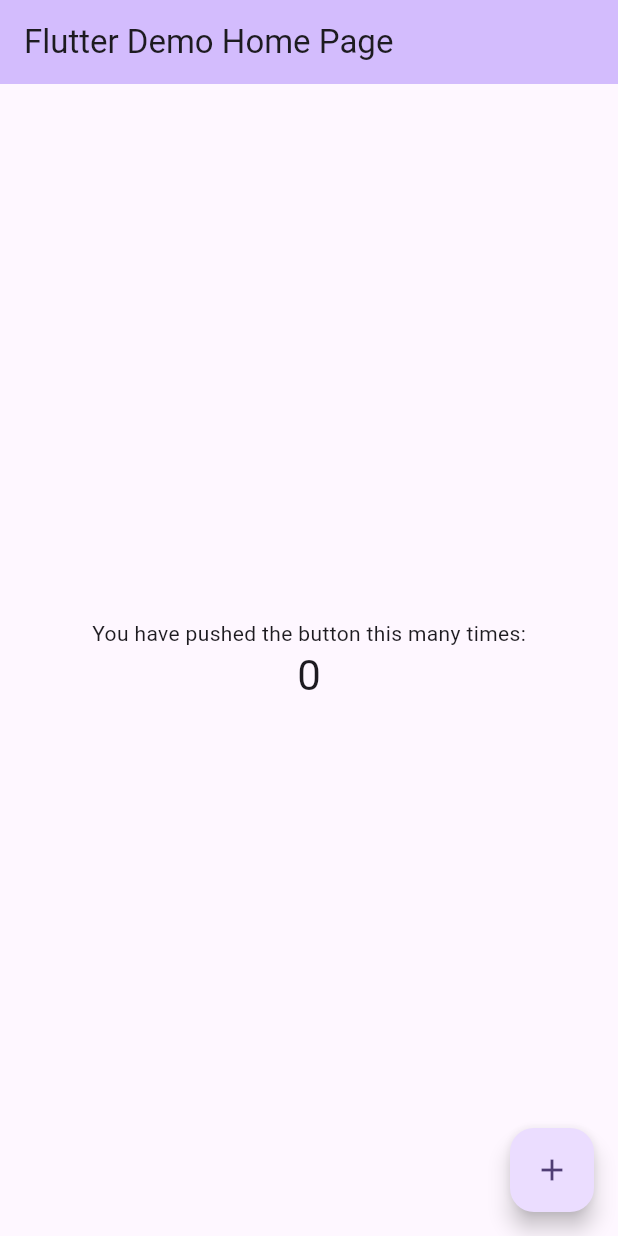
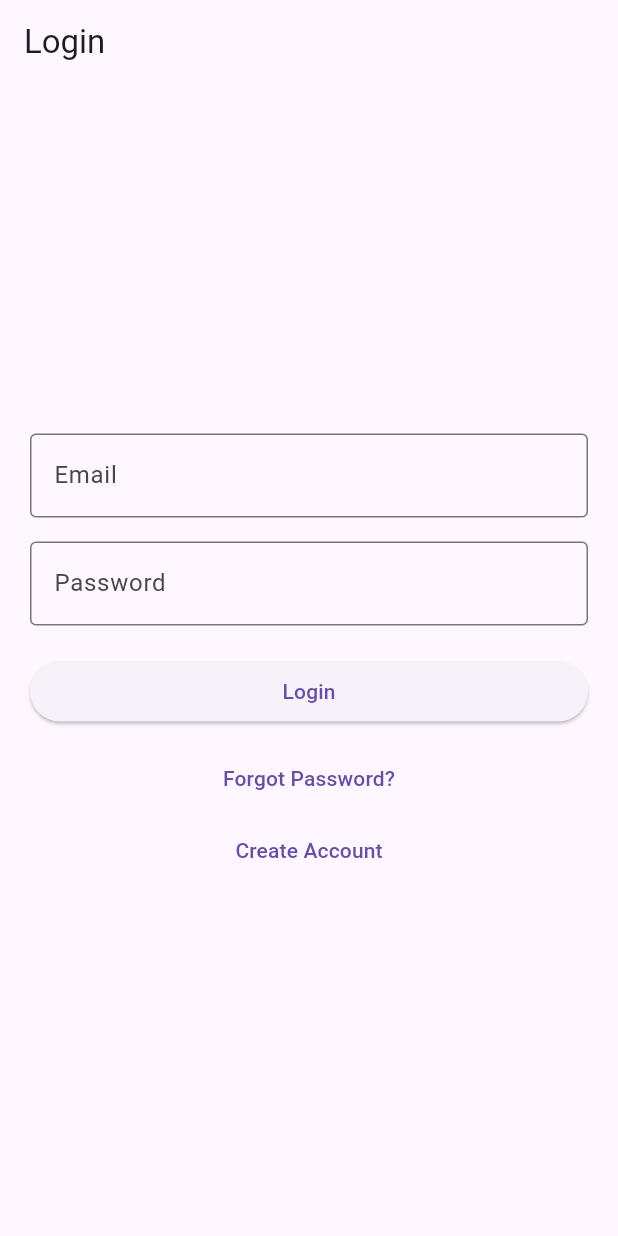
Before and after one commit to alasirimaya/gradproj, a Flutter app: the screen it shows after launch, on a phone screen of 412 x 824 dp. Run offline on Flutter 3.47's test engine with Material 3 defaults, Android fonts, the light colour scheme and no system bars; our stand-ins replace flutter_secure_storage.

Commit message:
Authentication module completed: login, register, secure token storage, auth gate, forgot password placeholder

```diff
--- /dev/null
+++ b/skillin_application/lib/auth/login_screen.dart
@@ -0,0 +1,123 @@
+import 'package:flutter/material.dart';
+import 'package:skillin_application/auth/register_screen.dart';
+import '../services/auth_service.dart';
+import 'package:skillin_application/auth/auth_gate.dart';
+import 'package:skillin_application/auth/forgot_password_screen.dart';
+class LoginScreen extends StatefulWidget {
+  const LoginScreen({super.key});
+
+  @override
+  State<LoginScreen> createState() => _LoginScreenState();
+}
+
+class _LoginScreenState extends State<LoginScreen> {
+  final TextEditingController _emailController = TextEditingController();
+  final TextEditingController _passwordController = TextEditingController();
+bool _isLoading = false;
+
+  @override
+  Widget build(BuildContext context) {
+    return Scaffold(
+      appBar: AppBar(
+        title: const Text("Login"),
+      ),
+      body: Padding(
+        padding: const EdgeInsets.all(20),
+        child: Column(
+          mainAxisAlignment: MainAxisAlignment.center,
+          children: [
+            TextField(
+              controller: _emailController,
+              decoration: const InputDecoration(
+                labelText: "Email",
+                border: OutlineInputBorder(),
+              ),
+            ),
+            const SizedBox(height: 16),
+            TextField(
+              controller: _passwordController,
+              obscureText: true,
+              decoration: const InputDecoration(
+                labelText: "Password",
+                border: OutlineInputBorder(),
+              ),
+            ),
+            const SizedBox(height: 20),
+
+            /// LOGIN BUTTON
+            SizedBox(
+              width: double.infinity,
+              child: ElevatedButton(
+                onPressed: _isLoading
+                    ? null
+                    : () async {
+                        setState(() => _isLoading = true);
+
+                        final result = await AuthService.login(
+                          email: _emailController.text,
+                          password: _passwordController.text,
+                        );
+
+                        setState(() => _isLoading = false);
+
+                        if (result["ok"] == true) {
+                          Navigator.pushReplacement(
+                            context,
+                            MaterialPageRoute(
+                              builder: (_) => const AuthGate(),
+                            ),
+                          );
+                        } else {
+                          ScaffoldMessenger.of(context).showSnackBar(
+                            const SnackBar(
+                              content: Text("Login failed"),
+                            ),
+                          );
+                        }
+                      },
+                child: _isLoading
+                    ? const SizedBox(
+                        height: 20,
+                        width: 20,
+                        child: CircularProgressIndicator(
+                          strokeWidth: 2,
+                          color: Colors.white,
+                        ),
+                      )
+                    : const Text("Login"),
+              ),
+            ),
+
+            const SizedBox(height: 10),
+
+            /// FORGOT PASSWORD
+            TextButton(
+              onPressed: () {
+                Navigator.push(
+                  context,
+                  MaterialPageRoute(
+                    builder: (_) => const ForgotPasswordScreen(),
+                  ),
+                );
+              },
+              child: const Text("Forgot Password?"),
+            ),
+
+            /// CREATE ACCOUNT
+            TextButton(
+              onPressed: () {
+                Navigator.push(
+                  context,
+                  MaterialPageRoute(
+                    builder: (_) => const RegisterScreen(),
+                  ),
+                );
+              },
+              child: const Text("Create Account"),
+            ),
+          ],
+        ),
+      ),
+    );
+  }
+}
--- a/skillin_application/lib/main.dart
+++ b/skillin_application/lib/main.dart
@@ -1,4 +1,5 @@
 import 'package:flutter/material.dart';
+import 'auth/login_screen.dart';
 
 void main() {
   runApp(const MyApp());
@@ -7,116 +8,11 @@ void main() {
 class MyApp extends StatelessWidget {
   const MyApp({super.key});
 
-  // This widget is the root of your application.
   @override
   Widget build(BuildContext context) {
-    return MaterialApp(
-      title: 'Flutter Demo',
-      theme: ThemeData(
-        // This is the theme of your application.
-        //
-        // TRY THIS: Try running your application with "flutter run". You'll see
-        // the application has a purple toolbar. Then, without quitting the app,
-        // try changing the seedColor in the colorScheme below to Colors.green
-        // and then invoke "hot reload" (save your changes or press the "hot
-        // reload" button in a Flutter-supported IDE, or press "r" if you used
-        // the command line to start the app).
-        //
-        // Notice that the counter didn't reset back to zero; the application
-        // state is not lost during the reload. To reset the state, use hot
-        // restart instead.
-        //
-        // This works for code too, not just values: Most code changes can be
-        // tested with just a hot reload.
-        colorScheme: .fromSeed(seedColor: Colors.deepPurple),
-      ),
-      home: const MyHomePage(title: 'Flutter Demo Home Page'),
+    return const MaterialApp(
+      debugShowCheckedModeBanner: false,
+      home: LoginScreen(),
     );
   }
 }
-
-class MyHomePage extends StatefulWidget {
-  const MyHomePage({super.key, required this.title});
-
-  // This widget is the home page of your application. It is stateful, meaning
-  // that it has a State object (defined below) that contains fields that affect
-  // how it looks.
-
-  // This class is the configuration for the state. It holds the values (in this
-  // case the title) provided by the parent (in this case the App widget) and
-  // used by the build method of the State. Fields in a Widget subclass are
-  // always marked "final".
-
-  final String title;
-
-  @override
-  State<MyHomePage> createState() => _MyHomePageState();
-}
-
-class _MyHomePageState extends State<MyHomePage> {
-  int _counter = 0;
-
-  void _incrementCounter() {
-    setState(() {
-      // This call to setState tells the Flutter framework that something has
-      // changed in this State, which causes it to rerun the build method below
-      // so that the display can reflect the updated values. If we changed
-      // _counter without calling setState(), then the build method would not be
-      // called again, and so nothing would appear to happen.
-      _counter++;
-    });
-  }
-
-  @override
-  Widget build(BuildContext context) {
-    // This method is rerun every time setState is called, for instance as done
-    // by the _incrementCounter method above.
-    //
-    // The Flutter framework has been optimized to make rerunning build methods
-    // fast, so that you can just rebuild anything that needs updating rather
-    // than having to individually change instances of widgets.
-    return Scaffold(
-      appBar: AppBar(
-        // TRY THIS: Try changing the color here to a specific color (to
-        // Colors.amber, perhaps?) and trigger a hot reload to see the AppBar
-        // change color while the other colors stay the same.
-        backgroundColor: Theme.of(context).colorScheme.inversePrimary,
-        // Here we take the value from the MyHomePage object that was created by
-        // the App.build method, and use it to set our appbar title.
-        title: Text(widget.title),
-      ),
-      body: Center(
-        // Center is a layout widget. It takes a single child and positions it
-        // in the middle of the parent.
-        child: Column(
-          // Column is also a layout widget. It takes a list of children and
-          // arranges them vertically. By default, it sizes itself to fit its
-          // children horizontally, and tries to be as tall as its parent.
-          //
-          // Column has various properties to control how it sizes itself and
-          // how it positions its children. Here we use mainAxisAlignment to
-          // center the children vertically; the main axis here is the vertical
-          // axis because Columns are vertical (the cross axis would be
-          // horizontal).
-          //
-          // TRY THIS: Invoke "debug painting" (choose the "Toggle Debug Paint"
-          // action in the IDE, or press "p" in the console), to see the
-          // wireframe for each widget.
-          mainAxisAlignment: .center,
-          children: [
-            const Text('You have pushed the button this many times:'),
-            Text(
-              '$_counter',
-              style: Theme.of(context).textTheme.headlineMedium,
-            ),
-          ],
-        ),
-      ),
-      floatingActionButton: FloatingActionButton(
-        onPressed: _incrementCounter,
-        tooltip: 'Increment',
-        child: const Icon(Icons.add),
-      ),
-    );
-  }
-}
--- /dev/null
+++ b/skillin_application/lib/services/auth_service.dart
@@ -0,0 +1,92 @@
+import 'dart:convert';
+import 'package:http/http.dart' as http;
+import 'package:flutter_secure_storage/flutter_secure_storage.dart';
+
+class AuthService {
+  static const String _baseUrl = "http://127.0.0.1:8000";
+  static const String _tokenKey = "access_token";
+
+  // Secure storage: iOS Keychain / Android Keystore
+  static const FlutterSecureStorage _storage = FlutterSecureStorage();
+
+  static Future<Map<String, dynamic>> login({
+    required String email,
+    required String password,
+  }) async {
+    final response = await http.post(
+      Uri.parse("$_baseUrl/api/v1/auth/login"),
+      headers: {"Content-Type": "application/json"},
+      body: jsonEncode({
+        "email": email.trim(),
+        "password": password,
+      }),
+    );
+
+    print("LOGIN STATUS: ${response.statusCode}");
+    print("LOGIN BODY: ${response.body}");
+
+    if (response.statusCode == 200) {
+      final data = jsonDecode(response.body);
+      final token = data["access_token"]?.toString();
+
+      if (token == null || token.isEmpty) {
+        return {"ok": false, "msg": "No token returned"};
+      }
+
+      await _storage.write(key: _tokenKey, value: token);
+      return {"ok": true, "token": token};
+    }
+
+    String msg = "Login failed";
+    try {
+      final err = jsonDecode(response.body);
+      if (err is Map && err["detail"] != null) msg = err["detail"].toString();
+    } catch (_) {}
+
+    return {"ok": false, "msg": msg, "status": response.statusCode};
+  }
+
+  static Future<Map<String, dynamic>> register({
+    required String fullName,
+    required String email,
+    required String password,
+  }) async {
+    final response = await http.post(
+      Uri.parse("$_baseUrl/api/v1/auth/register"),
+      headers: {"Content-Type": "application/json"},
+      body: jsonEncode({
+        "full_name": fullName.trim(),
+        "email": email.trim(),
+        "password": password,
+      }),
+    );
+
+    print("REGISTER STATUS: ${response.statusCode}");
+    print("REGISTER BODY: ${response.body}");
+
+    if (response.statusCode == 200 || response.statusCode == 201) {
+      return {"ok": true};
+    }
+
+    String msg = "Register failed";
+    try {
+      final err = jsonDecode(response.body);
+      if (err is Map && err["detail"] != null) msg = err["detail"].toString();
+    } catch (_) {}
+
+    return {"ok": false, "msg": msg, "status": response.statusCode};
+  }
+
+  static Future<String?> getToken() async {
+    return _storage.read(key: _tokenKey);
+  }
+
+  static Future<bool> isLoggedIn() async {
+    final t = await getToken();
+    return t != null && t.isNotEmpty;
+  }
+
+  static Future<void> logout() async {
+    await _storage.delete(key: _tokenKey);
+  }
+}
--- a/skillin_application/pubspec.yaml
+++ b/skillin_application/pubspec.yaml
@@ -34,6 +34,9 @@ dependencies:
   # The following adds the Cupertino Icons font to your application.
   # Use with the CupertinoIcons class for iOS style icons.
   cupertino_icons: ^1.0.8
+  http: ^1.2.2
+  shared_preferences: ^2.2.3
+  flutter_secure_storage: ^9.2.4
 
 dev_dependencies:
   flutter_test:
```
Also changed, not shown: skillin_application/lib/auth/auth_gate.dart (added, +30 -0 lines), skillin_application/lib/auth/forgot_password_screen.dart (added, +24 -0 lines), skillin_application/lib/auth/register_screen.dart (added, +118 -0 lines), skillin_application/lib/home/home_screen.dart (added, +27 -0 lines), skillin_application/pubspec.lock, 5 other files.
